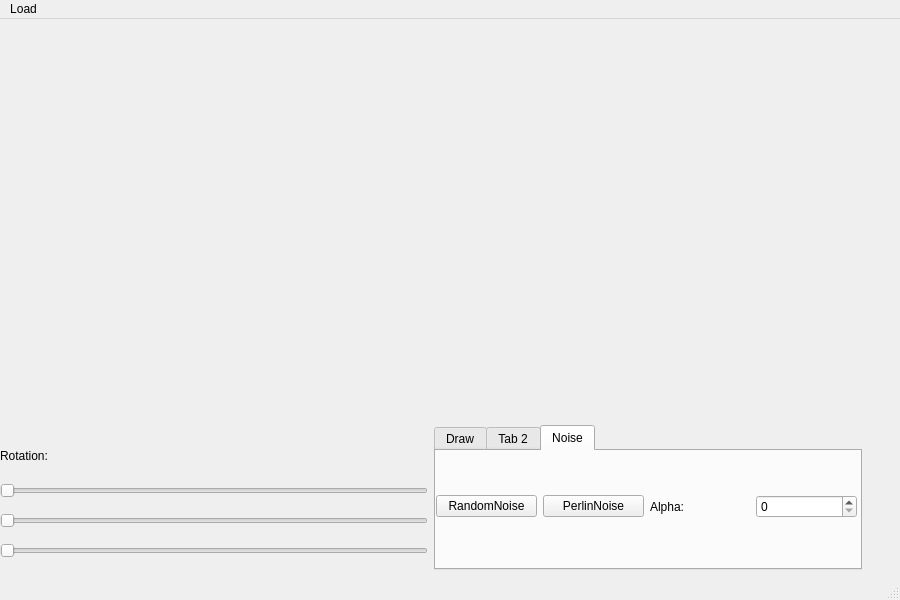
Ranger1986/TerraForm, file mainwindow.ui: the form before one commit.
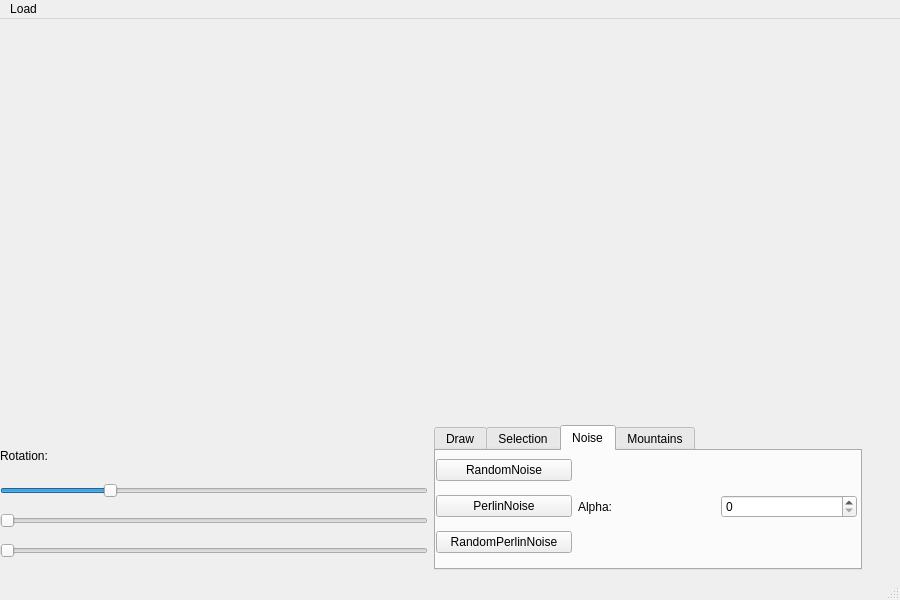
The form after the commit. The open tabs and pages were chosen to show the change. Custom widgets are drawn as their Qt base class.

Commit message: starting position fixed

```diff
--- a/mainwindow.ui
+++ b/mainwindow.ui
@@ -57,6 +57,12 @@
        </item>
        <item>
         <widget class="QSlider" name="xSlider">
+         <property name="maximum">
+          <number>5760</number>
+         </property>
+         <property name="sliderPosition">
+          <number>1440</number>
+         </property>
          <property name="orientation">
           <enum>Qt::Horizontal</enum>
          </property>
@@ -154,7 +160,7 @@
          </widget>
          <widget class="QWidget" name="tab_2">
           <attribute name="title">
-           <string>Tab 2</string>
+           <string>Selection</string>
           </attribute>
          </widget>
          <widget class="QWidget" name="Noise">
@@ -172,18 +178,29 @@
            </property>
            <layout class="QHBoxLayout" name="horizontalLayout">
             <item>
-             <widget class="QPushButton" name="randomNoiseButton">
-              <property name="text">
-               <string>RandomNoise</string>
-              </property>
-             </widget>
-            </item>
-            <item>
-             <widget class="QPushButton" name="perlinNoiseButton">
-              <property name="text">
-               <string>PerlinNoise</string>
-              </property>
-             </widget>
+             <layout class="QVBoxLayout" name="verticalLayout">
+              <item>
+               <widget class="QPushButton" name="randomNoiseButton">
+                <property name="text">
+                 <string>RandomNoise</string>
+                </property>
+               </widget>
+              </item>
+              <item>
+               <widget class="QPushButton" name="perlinNoiseButton">
+                <property name="text">
+                 <string>PerlinNoise</string>
+                </property>
+               </widget>
+              </item>
+              <item>
+               <widget class="QPushButton" name="randomPerlinNoise">
+                <property name="text">
+                 <string>RandomPerlinNoise</string>
+                </property>
+               </widget>
+              </item>
+             </layout>
             </item>
             <item>
              <widget class="QLabel" name="label_4">
@@ -202,6 +219,11 @@
            </layout>
           </widget>
          </widget>
+         <widget class="QWidget" name="Mountains">
+          <attribute name="title">
+           <string>Mountains</string>
+          </attribute>
+         </widget>
         </widget>
        </item>
       </layout>
```
Left out of the diff: 127 changed lines with no effect on the pictures. The commit also changes 10 other files.
